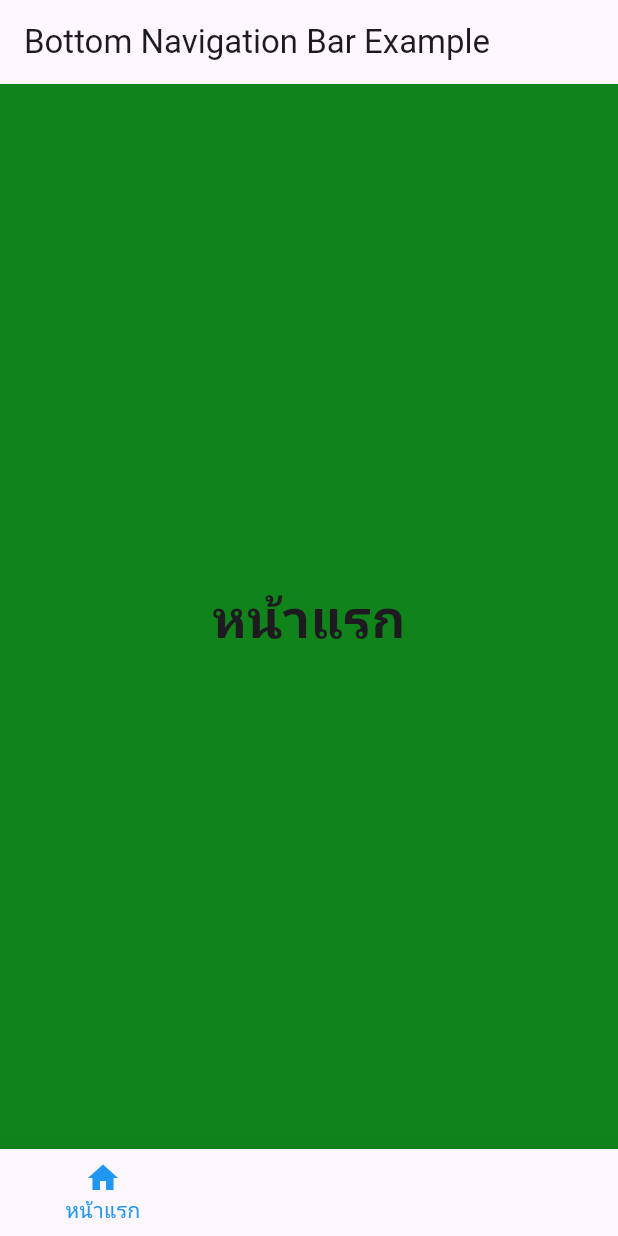
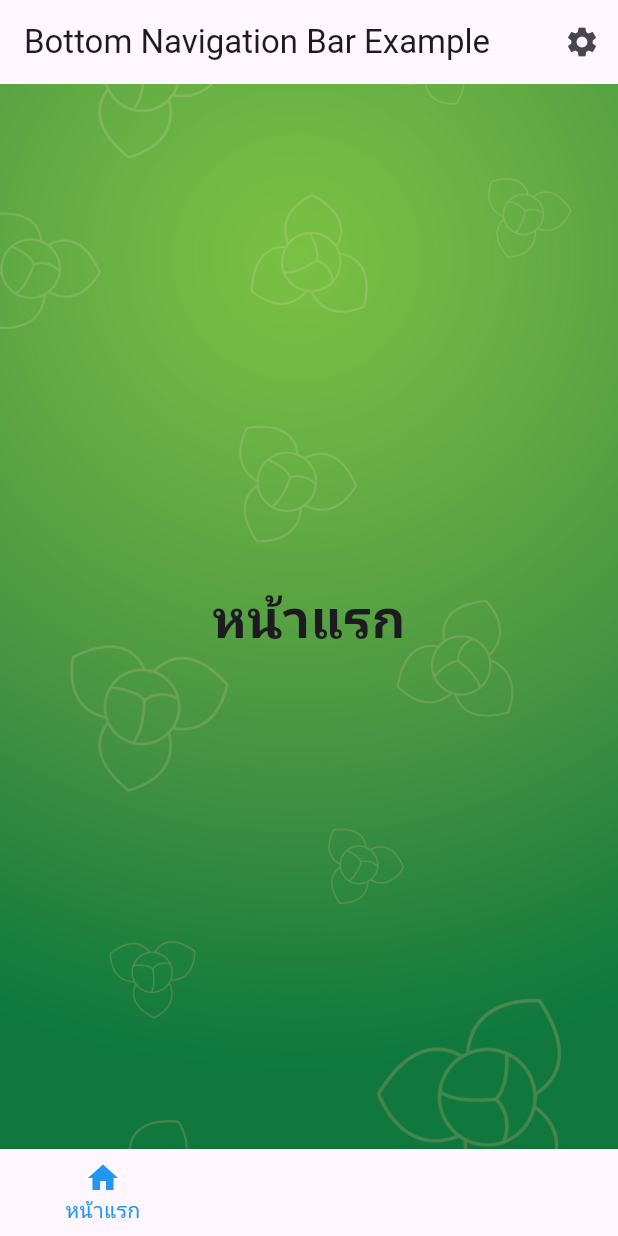
Before and after one commit to maefahluang-uni/99-project-no-dev-no-life, a Flutter app: the screen it shows after launch, on a phone screen of 412 x 824 dp. Run offline on Flutter 3.47's test engine with Material 3 defaults, Android fonts, the light colour scheme and no system bars.

Commit message:
Add blackground to main

```diff
--- a/lib/background.dart
+++ b/lib/background.dart
@@ -5,7 +5,7 @@ class BaseLayout extends StatelessWidget{
   Widget build(BuildContext context){
     return  Scaffold(
       body:  Container(
-        child:  Column(
+        child:  Column(// background
           mainAxisAlignment: MainAxisAlignment.start,
           children: [
             Container(
--- a/lib/main.dart
+++ b/lib/main.dart
@@ -10,7 +10,7 @@ class MyApp extends StatelessWidget {
     return MaterialApp(
       title: 'Bottom Navigation Bar',
       theme: ThemeData(
-        primarySwatch: Colors.blue,
+        primarySwatch: Colors.green,
       ),
       home: MyHomePage(),
     );
@@ -55,9 +55,24 @@ class _MyHomePageState extends State<MyHomePage> {
     return Scaffold(
       appBar: AppBar(
         title: Text('Bottom Navigation Bar Example'),
+        elevation: 0, // ทำให้ไม่มีเงา
+        actions: [
+          IconButton(
+            icon: Icon(Icons.settings),
+            onPressed: () {
+              // ทำงานเมื่อปุ่มถูกคลิก
+              print('Settings button clicked');
+            },
+          ),
+        ],
       ),
-      body: Container( // ใส่พื้นหลังสี
-        color: Color.fromARGB(255, 17, 131, 27),
+      body: Container( // ใส่ภาพพื้นหลัง
+        decoration: BoxDecoration(
+          image: DecorationImage(
+            image: AssetImage("assets/BG.jpg"), // ตำแหน่งภาพใน assets
+            fit: BoxFit.cover,
+          ),
+        ),
         child: Center(
           child: _widgetOptions.elementAt(_selectedIndex),
         ),
```
